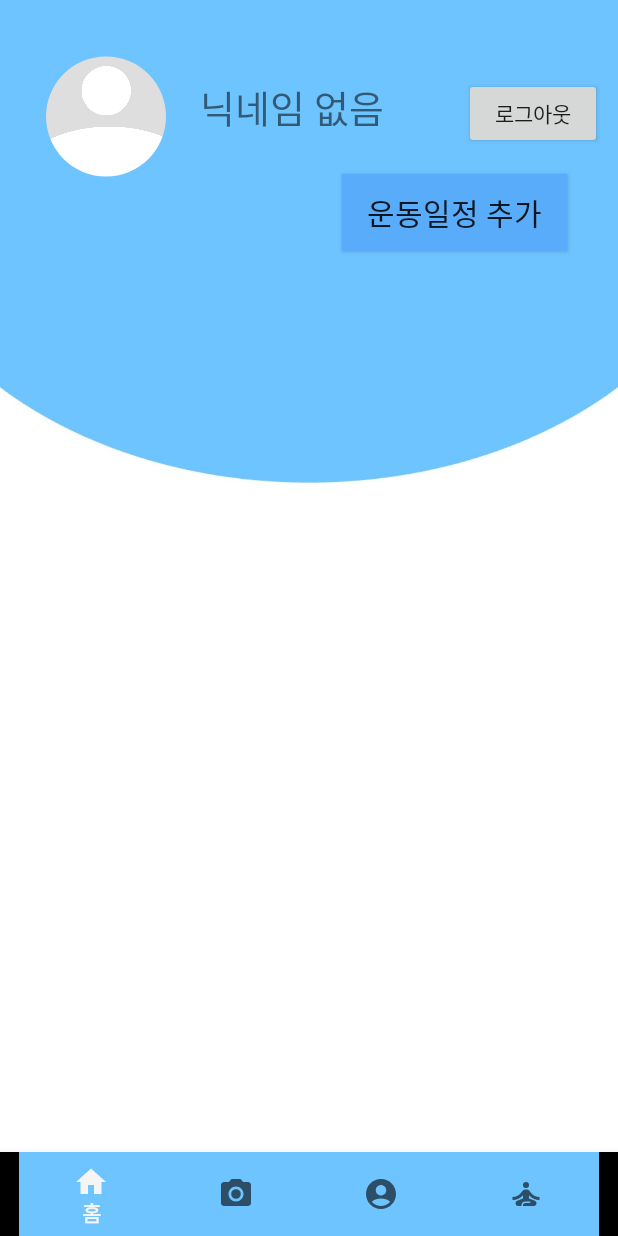
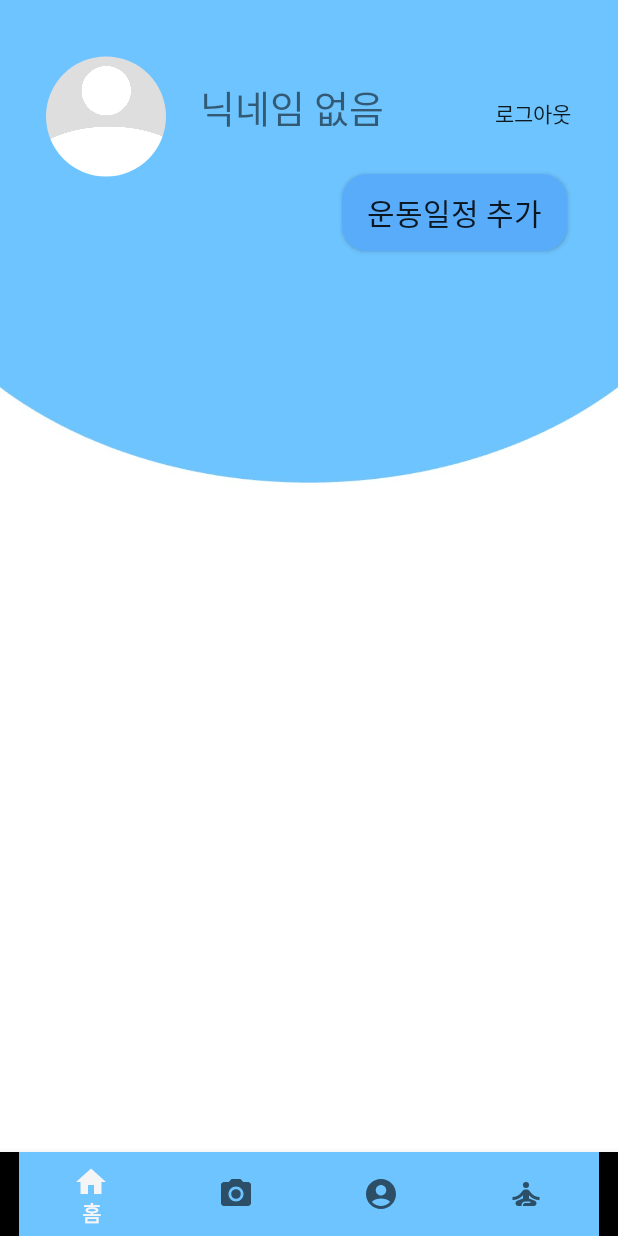
Before and after one commit to luffa76/capstone, an Android app: the screen it shows after launch once a user with an empty profile is signed in (NaviActivity), on a phone screen of 412 x 824 dp. Run offline under Robolectric (Android 15) with nearby library versions, the phone set to English and light mode, and no system bars; our stand-ins replace CircleImageView, Firebase (no records; nobody signed in at launch, a user with empty details on screens opened directly), Room's generated code.

Commit message:
Initial commit

```diff
--- /dev/null
+++ b/app/src/main/res/drawable/btnround.xml
@@ -0,0 +1,7 @@
+<?xml version="1.0" encoding="utf-8"?>
+<?xml version="1.0" encoding="utf-8"?>
+<shape xmlns:android="http://schemas.android.com/apk/res/android">
+    <corners android:radius="16dp" /> <!-- 모서리를 둥글게 설정 -->
+    <solid android:color="#58ACFA" /> <!-- 배경색을 #58ACFA로 설정 -->
+    <stroke android:width="2dp" android:color="#58ACFA"/> <!-- 테두리도 같은 색상으로 설정 -->
+</shape>
--- a/app/src/main/res/layout/activity_main.xml
+++ b/app/src/main/res/layout/activity_main.xml
@@ -53,6 +53,7 @@
         android:layout_width="225dp"
         android:layout_height="66dp"
         android:layout_marginBottom="150dp"
+        android:background="@android:color/transparent"
         android:text="회원가입"
         android:textColor="#FDF9F9"
         android:textSize="20sp"
@@ -60,7 +61,7 @@
         app:layout_constraintEnd_toEndOf="parent"
         app:layout_constraintStart_toStartOf="parent"
         app:layout_constraintTop_toBottomOf="@+id/login"
-        app:layout_constraintVertical_bias="0.42" />
+        app:layout_constraintVertical_bias="0.32" />
 
 
 </androidx.constraintlayout.widget.ConstraintLayout>
--- a/app/src/main/res/layout/fragment_home.xml
+++ b/app/src/main/res/layout/fragment_home.xml
@@ -36,9 +36,9 @@
         android:layout_width="150dp"
         android:layout_height="51dp"
         android:layout_marginTop="116dp"
-        android:background="#58ACFA"
         android:text="운동일정 추가"
         android:textSize="20sp"
+        android:background="@drawable/btnround"
         app:layout_constraintEnd_toEndOf="parent"
         app:layout_constraintHorizontal_bias="0.869"
         app:layout_constraintStart_toStartOf="parent"
@@ -62,6 +62,7 @@
         android:layout_height="47dp"
         android:layout_gravity="center_horizontal"
         android:layout_marginTop="52dp"
+        android:background="@android:color/transparent"
         android:text="로그아웃"
         app:layout_constraintEnd_toEndOf="@+id/userid"
         app:layout_constraintHorizontal_bias="1.0"
```
